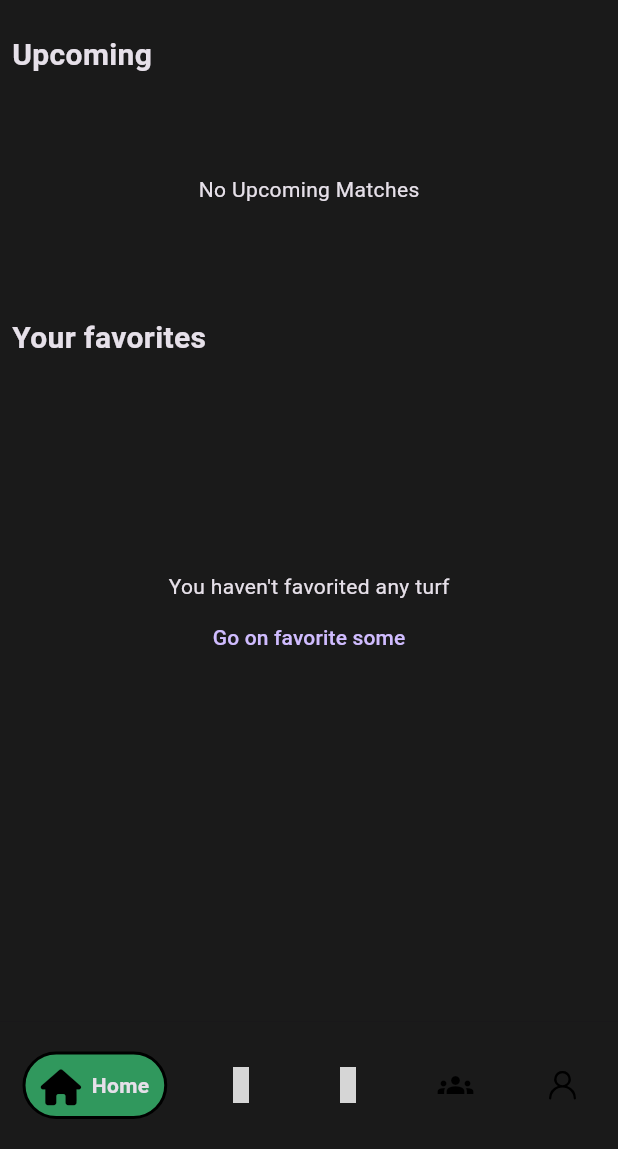
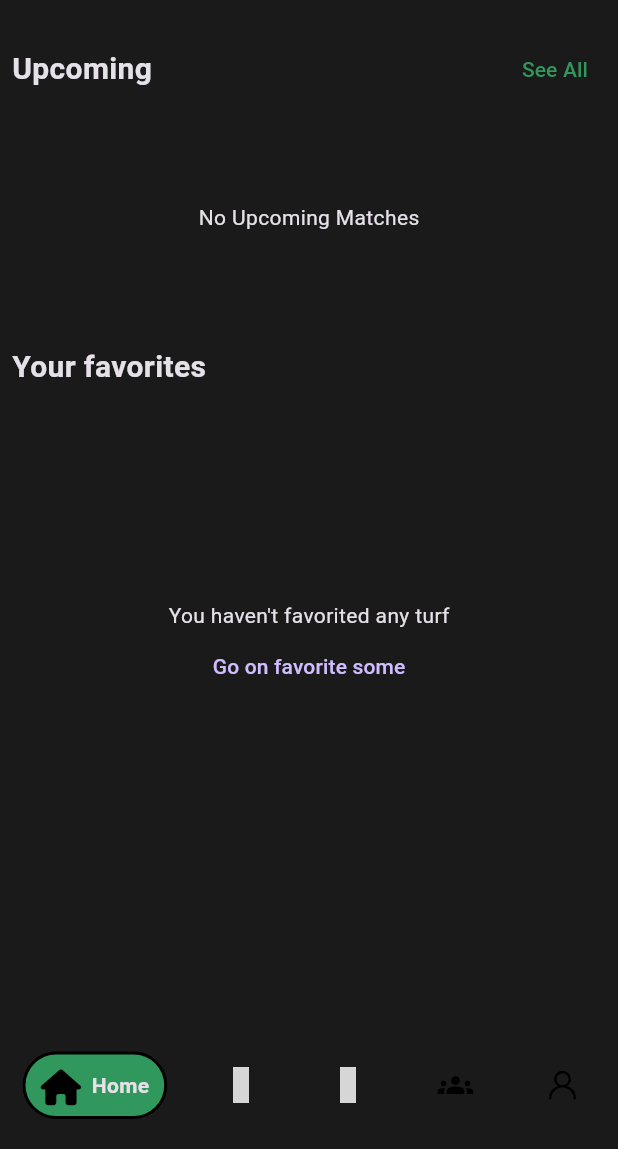
Before and after one commit to Roninspect/turf_tracker, a Flutter app: the screen it shows once a user with an empty profile is signed in, on a phone screen of 412 x 824 dp, the part 87-1236 px from its top. Run offline on Flutter 3.47's test engine with Material 2 defaults, Android fonts, the light colour scheme and no system bars; drawn by our look-alikes of google_nav_bar; our stand-ins replace cached_network_image, carousel_slider, cloud_firestore, dots_indicator, dotted_border, equatable and 14 more; missing offline and left inert: flutter_bkash, map_launcher; accounts and stored records are empty; grey boxes are pictures that could not be loaded.

Commit message:
added some seatures

```diff
--- a/lib/features/home/pages/homepage.dart
+++ b/lib/features/home/pages/homepage.dart
@@ -60,27 +60,40 @@ class _HomePageState extends ConsumerState<HomePage> {
               ],
             ),
           ]),
-      body: const SingleChildScrollView(
+      body: SingleChildScrollView(
         child: Padding(
-          padding: EdgeInsets.symmetric(horizontal: 8.0),
+          padding: const EdgeInsets.symmetric(horizontal: 8.0),
           child: Column(
             crossAxisAlignment: CrossAxisAlignment.start,
             children: [
               //** upcoming matches Listview */
-              Text(
-                "Upcoming",
-                style: TextStyle(fontSize: 20, fontWeight: FontWeight.bold),
+              Row(
+                mainAxisAlignment: MainAxisAlignment.spaceBetween,
+                children: [
+                  const Text(
+                    "Upcoming",
+                    style: TextStyle(fontSize: 20, fontWeight: FontWeight.bold),
+                  ),
+                  TextButton(
+                      onPressed: () {},
+                      child: const Text(
+                        "See All",
+                        style: TextStyle(
+                          color: greenColor,
+                        ),
+                      ))
+                ],
               ),
-              SizedBox(height: 10),
-              UpcomingMatches(),
-              SizedBox(height: 20),
+              const SizedBox(height: 10),
+              const UpcomingMatches(),
+              const SizedBox(height: 20),
 
               //** favorite turfs Listview */
-              Text(
+              const Text(
                 "Your favorites",
                 style: TextStyle(fontSize: 20, fontWeight: FontWeight.bold),
               ),
-              FavoriteTurfListView(),
+              const FavoriteTurfListView(),
             ],
           ),
         ),
--- a/lib/features/rooms/pages/all_room_page.dart
+++ b/lib/features/rooms/pages/all_room_page.dart
@@ -1,6 +1,6 @@
 import 'package:flutter/material.dart';
 import 'package:flutter_riverpod/flutter_riverpod.dart';
-import 'package:turf_tracker/features/bookings/widgets/rooms_block.dart';
+import 'package:turf_tracker/features/rooms/widgets/rooms_block.dart';
 
 class AllRoomsPage extends ConsumerWidget {
   const AllRoomsPage({super.key});
--- a/lib/models/booking.dart
+++ b/lib/models/booking.dart
@@ -1,8 +1,6 @@
 // ignore_for_file: public_member_api_docs, sort_constructors_first
 import 'dart:convert';
-
 import 'package:cloud_firestore/cloud_firestore.dart';
-import 'package:flutter/foundation.dart';
 
 class Booking {
   final String bookingId;
@@ -10,7 +8,8 @@ class Booking {
   final String bookerName;
   final String turfName;
   final String turfAddress;
-  final List<Timestamp> selectedTimeSlots;
+  final Timestamp startTime;
+  final Timestamp endTime;
   final Timestamp date;
   final String phoneNumber;
   final String transactionId;
@@ -20,13 +19,15 @@ class Booking {
   final num paidInAdvance;
   final num toBePaidInTurf;
   final String turfId;
+  final String whatByWhat;
   Booking({
     required this.bookingId,
     required this.bookerid,
     required this.bookerName,
     required this.turfName,
     required this.turfAddress,
-    required this.selectedTimeSlots,
+    required this.startTime,
+    required this.endTime,
     required this.date,
     required this.phoneNumber,
     required this.transactionId,
@@ -36,6 +37,7 @@ class Booking {
     required this.paidInAdvance,
     required this.toBePaidInTurf,
     required this.turfId,
+    required this.whatByWhat,
   });
 
   Booking copyWith({
@@ -44,7 +46,8 @@ class Booking {
     String? bookerName,
     String? turfName,
     String? turfAddress,
-    List<Timestamp>? selectedTimeSlots,
+    Timestamp? startTime,
+    Timestamp? endTime,
     Timestamp? date,
     String? phoneNumber,
     String? transactionId,
@@ -53,6 +56,7 @@ class Booking {
     num? totalPrice,
     num? paidInAdvance,
     num? toBePaidInTurf,
+    String? whatByWhat,
     String? turfId,
   }) {
     return Booking(
@@ -61,7 +65,8 @@ class Booking {
       bookerName: bookerName ?? this.bookerName,
       turfName: turfName ?? this.turfName,
       turfAddress: turfAddress ?? this.turfAddress,
-      selectedTimeSlots: selectedTimeSlots ?? this.selectedTimeSlots,
+      startTime: startTime ?? this.startTime,
+      endTime: endTime ?? this.endTime,
       date: date ?? this.date,
       phoneNumber: phoneNumber ?? this.phoneNumber,
       transactionId: transactionId ?? this.transactionId,
@@ -70,6 +75,7 @@ class Booking {
       totalPrice: totalPrice ?? this.totalPrice,
       paidInAdvance: paidInAdvance ?? this.paidInAdvance,
       toBePaidInTurf: toBePaidInTurf ?? this.toBePaidInTurf,
+      whatByWhat: whatByWhat ?? this.whatByWhat,
       turfId: turfId ?? this.turfId,
     );
   }
@@ -81,7 +87,8 @@ class Booking {
       'bookerName': bookerName,
       'turfName': turfName,
       'turfAddress': turfAddress,
-      'selectedTimeSlots': selectedTimeSlots.map((x) => x).toList(),
+      "startTime": startTime,
+      "endTime": endTime,
       'date': date,
       'phoneNumber': phoneNumber,
       'transactionId': transactionId,
@@ -90,6 +97,7 @@ class Booking {
       'totalPrice': totalPrice,
       'paidInAdvance': paidInAdvance,
       'toBePaidInTurf': toBePaidInTurf,
+      "whatByWhat": whatByWhat,
       'turfId': turfId,
     };
   }
@@ -101,11 +109,8 @@ class Booking {
       bookerName: map['bookerName'] as String,
       turfName: map['turfName'] as String,
       turfAddress: map['turfAddress'] as String,
-      selectedTimeSlots: List<Timestamp>.from(
-        (map['selectedTimeSlots'] as List<dynamic>).map<Timestamp>(
-          (x) => x as Timestamp,
-        ),
-      ),
+      startTime: map["startTime"] as Timestamp,
+      endTime: map["endTime"] as Timestamp,
       date: map['date'] as Timestamp,
       phoneNumber: map['phoneNumber'] as String,
       transactionId: map['transactionId'] as String,
@@ -114,6 +119,7 @@ class Booking {
       totalPrice: map['totalPrice'] as num,
       paidInAdvance: map['paidInAdvance'] as num,
       toBePaidInTurf: map['toBePaidInTurf'] as num,
+      whatByWhat: map['whatByWhat'] as String,
       turfId: map['turfId'] as String,
     );
   }
@@ -124,11 +130,6 @@ class Booking {
       Booking.fromMap(json.decode(source) as Map<String, dynamic>);
 
   @override
-  String toString() {
-    return 'Booking(bookingId: $bookingId, bookerid: $bookerid, bookerName: $bookerName, turfName: $turfName, turfAddress: $turfAddress, selectedTimeSlots: $selectedTimeSlots, date: $date, phoneNumber: $phoneNumber, transactionId: $transactionId, paymentId: $paymentId, paymentDateMade: $paymentDateMade, totalPrice: $totalPrice, paidInAdvance: $paidInAdvance, toBePaidInTurf: $toBePaidInTurf, turfId: $turfId)';
-  }
-
-  @override
   bool operator ==(covariant Booking other) {
     if (identical(this, other)) return true;
 
@@ -137,7 +138,8 @@ class Booking {
         other.bookerName == bookerName &&
         other.turfName == turfName &&
         other.turfAddress == turfAddress &&
-        listEquals(other.selectedTimeSlots, selectedTimeSlots) &&
+        other.startTime == startTime &&
+        other.endTime == endTime &&
         other.date == date &&
         other.phoneNumber == phoneNumber &&
         other.transactionId == transactionId &&
@@ -146,6 +148,7 @@ class Booking {
         other.totalPrice == totalPrice &&
         other.paidInAdvance == paidInAdvance &&
         other.toBePaidInTurf == toBePaidInTurf &&
+        other.whatByWhat == whatByWhat &&
         other.turfId == turfId;
   }
 
@@ -156,7 +159,8 @@ class Booking {
         bookerName.hashCode ^
         turfName.hashCode ^
         turfAddress.hashCode ^
-        selectedTimeSlots.hashCode ^
+        startTime.hashCode ^
+        endTime.hashCode ^
         date.hashCode ^
         phoneNumber.hashCode ^
         transactionId.hashCode ^
@@ -165,6 +169,7 @@ class Booking {
         totalPrice.hashCode ^
         paidInAdvance.hashCode ^
         toBePaidInTurf.hashCode ^
+        whatByWhat.hashCode ^
         turfId.hashCode;
   }
 }
--- a/lib/router/router.dart
+++ b/lib/router/router.dart
@@ -4,6 +4,7 @@ import 'package:turf_tracker/features/auth/pages/forgot_password.dart';
 import 'package:turf_tracker/features/bookings/pages/booking_details_page.dart';
 import 'package:turf_tracker/features/bookings/pages/past_bookings.dart';
 import 'package:turf_tracker/features/profile/pages/edit_profile.dart';
+import 'package:turf_tracker/features/rooms/pages/confirm_room_page.dart';
 import 'package:turf_tracker/features/teams/pages/add_mod_page.dart';
 import 'package:turf_tracker/features/teams/pages/create_team_page.dart';
 import 'package:turf_tracker/features/teams/pages/edit_team_page.dart';
@@ -48,6 +49,7 @@ enum AppRoutes {
   bookingDetails,
   bookingsHistory,
   teamFormation,
+  confirmRoomPage
 }
 
 final routerProvider = Provider<GoRouter>((ref) {
@@ -205,6 +207,13 @@ final routerProvider = Provider<GoRouter>((ref) {
               return const PastBookingsPage();
             },
           ),
+          GoRoute(
+            path: 'confirmRoomPage',
+            name: AppRoutes.confirmRoomPage.name,
+            builder: (context, state) {
+              return const ConfirmRoomPage();
+            },
+          ),
         ],
       ),
     ],
```
Also changed, not shown: lib/features/bookings/pages/booking_details_page.dart (+52 -82 lines), lib/features/rooms/pages/confirm_room_page.dart (added, +50 -0 lines), lib/features/rooms/widgets/rooms_block.dart (renamed from lib/features/bookings/widgets/rooms_block.dart, +7 -5 lines), lib/features/turfs/pages/payment_confirm_page.dart (+67 -61 lines), lib/models/room.dart (added, +117 -0 lines).
